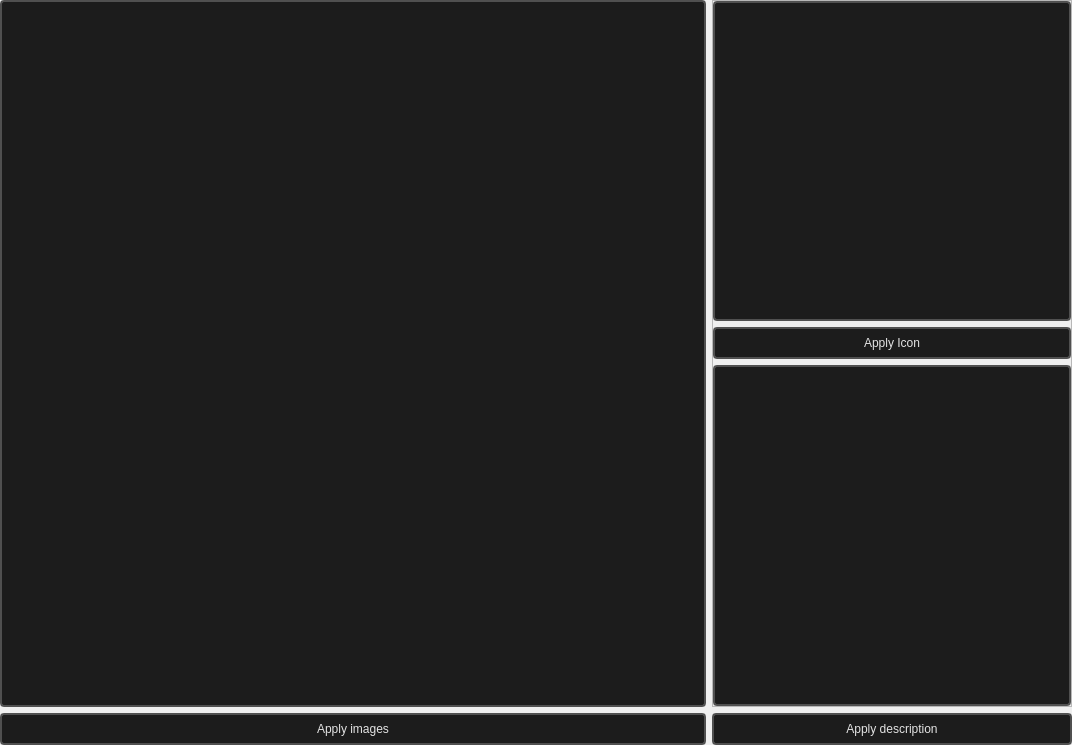
dertwist/Hammer5Tools, file loading_editor/loading_editor_mainwindow.ui: the form before one commit.
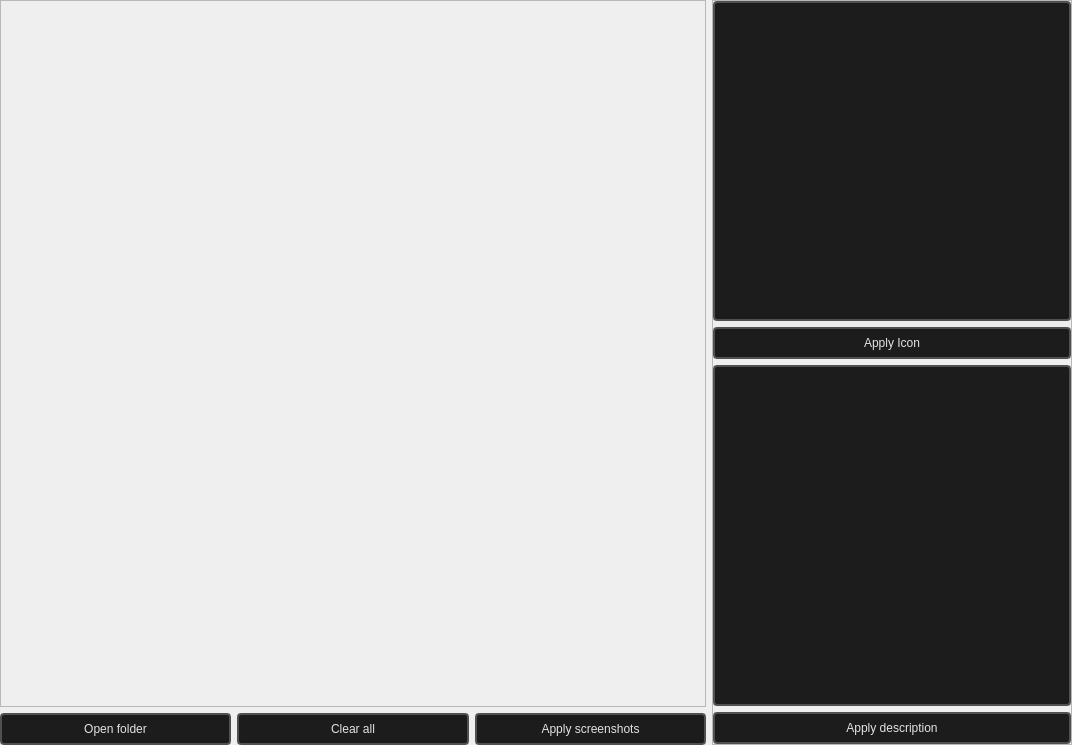
The form after the commit.

Diff of the .ui file:
```diff
--- a/loading_editor/loading_editor_mainwindow.ui
+++ b/loading_editor/loading_editor_mainwindow.ui
@@ -14,47 +14,36 @@
    <string>MainWindow</string>
   </property>
   <widget class="QWidget" name="centralwidget">
-   <layout class="QGridLayout" name="gridLayout">
-    <property name="leftMargin">
-     <number>0</number>
-    </property>
-    <property name="topMargin">
-     <number>0</number>
-    </property>
-    <property name="rightMargin">
-     <number>0</number>
-    </property>
-    <property name="bottomMargin">
-     <number>0</number>
-    </property>
-    <property name="spacing">
-     <number>6</number>
-    </property>
-    <item row="0" column="0">
-     <widget class="QFrame" name="Loading_editor_tab_images_import">
-      <property name="styleSheet">
-       <string notr="true">        font: 580 10pt &quot;Segoe UI&quot;;
-        border: 2px solid black;
-        border-radius: 4px;
-        border-color: rgba(80, 80, 80, 255);
-        height:18px;
-        padding-top: 2px;
-        padding-bottom:2px;
-        padding-left: 4px;
-        padding-right: 4px;
-        color: #E3E3E3;
-        background-color: #1C1C1C;</string>
-      </property>
-      <property name="frameShape">
-       <enum>QFrame::StyledPanel</enum>
-      </property>
-      <property name="frameShadow">
-       <enum>QFrame::Raised</enum>
-      </property>
       <layout class="QHBoxLayout" name="horizontalLayout_4">
        <property name="spacing">
+     <number>6</number>
+    </property>
+    <property name="leftMargin">
         <number>0</number>
        </property>
+    <property name="topMargin">
+     <number>0</number>
+    </property>
+    <property name="rightMargin">
+     <number>0</number>
+    </property>
+    <property name="bottomMargin">
+     <number>0</number>
+    </property>
+    <item>
+     <layout class="QVBoxLayout" name="verticalLayout">
+      <item>
+       <widget class="QFrame" name="explorer">
+        <property name="frameShape">
+         <enum>QFrame::StyledPanel</enum>
+        </property>
+        <property name="frameShadow">
+         <enum>QFrame::Raised</enum>
+        </property>
+        <layout class="QHBoxLayout" name="horizontalLayout_5">
+         <property name="spacing">
+          <number>0</number>
+         </property>
        <property name="leftMargin">
         <number>0</number>
        </property>
@@ -70,7 +59,190 @@
       </layout>
      </widget>
     </item>
-    <item row="0" column="1">
+      <item>
+       <layout class="QHBoxLayout" name="horizontalLayout_2">
+        <item>
+         <widget class="QPushButton" name="open_folder_button">
+          <property name="minimumSize">
+           <size>
+            <width>0</width>
+            <height>32</height>
+           </size>
+          </property>
+          <property name="toolTip">
+           <string>&lt;!DOCTYPE HTML PUBLIC &quot;-//W3C//DTD HTML 4.0//EN&quot; &quot;http://www.w3.org/TR/REC-html40/strict.dtd&quot;&gt;
+&lt;html&gt;&lt;head&gt;&lt;meta name=&quot;qrichtext&quot; content=&quot;1&quot; /&gt;&lt;meta charset=&quot;utf-8&quot; /&gt;&lt;style type=&quot;text/css&quot;&gt;
+p, li { white-space: pre-wrap; }
+hr { height: 1px; border-width: 0; }
+li.unchecked::marker { content: &quot;\2610&quot;; }
+li.checked::marker { content: &quot;\2612&quot;; }
+&lt;/style&gt;&lt;/head&gt;&lt;body style=&quot; font-family:'Segoe UI'; font-size:10pt; font-weight:580; font-style:normal;&quot;&gt;
+&lt;p style=&quot; margin-top:12px; margin-bottom:12px; margin-left:0px; margin-right:0px; -qt-block-indent:0; text-indent:0px;&quot;&gt;&lt;span style=&quot; font-size:11pt; font-weight:700;&quot;&gt;Apply images&lt;/span&gt;&lt;/p&gt;
+&lt;p style=&quot; margin-top:12px; margin-bottom:12px; margin-left:0px; margin-right:0px; -qt-block-indent:0; text-indent:0px;&quot;&gt;Applies all images above to the loading screen of the selected addon. &lt;/p&gt;
+&lt;p style=&quot; margin-top:12px; margin-bottom:12px; margin-left:0px; margin-right:0px; -qt-block-indent:0; text-indent:0px;&quot;&gt;Be careful: old images stored in &lt;span style=&quot; font-family:'Courier New';&quot;&gt;game\addons\%addon_name%\panorama\images\map_icons\screenshots\1080p\&lt;/span&gt; will be deleted.&lt;/p&gt;&lt;/body&gt;&lt;/html&gt;</string>
+          </property>
+          <property name="styleSheet">
+           <string notr="true">    QLabel {
+        font-family: Sergo UI;
+        color: #9D9D9D;
+    }
+
+    /* QPushButton default and hover styles */
+    QPushButton {
+
+        font: 580 10pt &quot;Segoe UI&quot;;
+        border: 2px solid black;
+        border-radius: 4px;
+        border-color: rgba(80, 80, 80, 255);
+        height:18px;
+        padding-top: 2px;
+        padding-bottom:2px;
+        padding-left: 4px;
+        padding-right: 4px;
+        color: #E3E3E3;
+        background-color: #1C1C1C;
+    }
+    QPushButton:hover {
+        background-color: #414956;
+        color: white;
+    }
+    QPushButton:pressed {
+        background-color: red;
+        background-color: #1C1C1C;
+        margin: 1 px;
+        margin-left: 2px;
+        margin-right: 2px;
+
+    }</string>
+          </property>
+          <property name="text">
+           <string>Open folder</string>
+          </property>
+         </widget>
+        </item>
+        <item>
+         <widget class="QPushButton" name="clear_all_button">
+          <property name="minimumSize">
+           <size>
+            <width>0</width>
+            <height>32</height>
+           </size>
+          </property>
+          <property name="toolTip">
+           <string>&lt;!DOCTYPE HTML PUBLIC &quot;-//W3C//DTD HTML 4.0//EN&quot; &quot;http://www.w3.org/TR/REC-html40/strict.dtd&quot;&gt;
+&lt;html&gt;&lt;head&gt;&lt;meta name=&quot;qrichtext&quot; content=&quot;1&quot; /&gt;&lt;meta charset=&quot;utf-8&quot; /&gt;&lt;style type=&quot;text/css&quot;&gt;
+p, li { white-space: pre-wrap; }
+hr { height: 1px; border-width: 0; }
+li.unchecked::marker { content: &quot;\2610&quot;; }
+li.checked::marker { content: &quot;\2612&quot;; }
+&lt;/style&gt;&lt;/head&gt;&lt;body style=&quot; font-family:'Segoe UI'; font-size:10pt; font-weight:580; font-style:normal;&quot;&gt;
+&lt;p style=&quot; margin-top:12px; margin-bottom:12px; margin-left:0px; margin-right:0px; -qt-block-indent:0; text-indent:0px;&quot;&gt;&lt;span style=&quot; font-size:11pt; font-weight:700;&quot;&gt;Apply images&lt;/span&gt;&lt;/p&gt;
+&lt;p style=&quot; margin-top:12px; margin-bottom:12px; margin-left:0px; margin-right:0px; -qt-block-indent:0; text-indent:0px;&quot;&gt;Applies all images above to the loading screen of the selected addon. &lt;/p&gt;
+&lt;p style=&quot; margin-top:12px; margin-bottom:12px; margin-left:0px; margin-right:0px; -qt-block-indent:0; text-indent:0px;&quot;&gt;Be careful: old images stored in &lt;span style=&quot; font-family:'Courier New';&quot;&gt;game\addons\%addon_name%\panorama\images\map_icons\screenshots\1080p\&lt;/span&gt; will be deleted.&lt;/p&gt;&lt;/body&gt;&lt;/html&gt;</string>
+          </property>
+          <property name="styleSheet">
+           <string notr="true">    QLabel {
+        font-family: Sergo UI;
+        color: #9D9D9D;
+    }
+
+    /* QPushButton default and hover styles */
+    QPushButton {
+
+        font: 580 10pt &quot;Segoe UI&quot;;
+        border: 2px solid black;
+        border-radius: 4px;
+        border-color: rgba(80, 80, 80, 255);
+        height:18px;
+        padding-top: 2px;
+        padding-bottom:2px;
+        padding-left: 4px;
+        padding-right: 4px;
+        color: #E3E3E3;
+        background-color: #1C1C1C;
+    }
+    QPushButton:hover {
+        background-color: #414956;
+        color: white;
+    }
+    QPushButton:pressed {
+        background-color: red;
+        background-color: #1C1C1C;
+        margin: 1 px;
+        margin-left: 2px;
+        margin-right: 2px;
+
+    }</string>
+          </property>
+          <property name="text">
+           <string>Clear all</string>
+          </property>
+         </widget>
+        </item>
+        <item>
+         <widget class="QPushButton" name="apply_screenshots_button">
+          <property name="minimumSize">
+           <size>
+            <width>0</width>
+            <height>32</height>
+           </size>
+          </property>
+          <property name="toolTip">
+           <string>&lt;!DOCTYPE HTML PUBLIC &quot;-//W3C//DTD HTML 4.0//EN&quot; &quot;http://www.w3.org/TR/REC-html40/strict.dtd&quot;&gt;
+&lt;html&gt;&lt;head&gt;&lt;meta name=&quot;qrichtext&quot; content=&quot;1&quot; /&gt;&lt;meta charset=&quot;utf-8&quot; /&gt;&lt;style type=&quot;text/css&quot;&gt;
+p, li { white-space: pre-wrap; }
+hr { height: 1px; border-width: 0; }
+li.unchecked::marker { content: &quot;\2610&quot;; }
+li.checked::marker { content: &quot;\2612&quot;; }
+&lt;/style&gt;&lt;/head&gt;&lt;body style=&quot; font-family:'Segoe UI'; font-size:10pt; font-weight:580; font-style:normal;&quot;&gt;
+&lt;p style=&quot; margin-top:12px; margin-bottom:12px; margin-left:0px; margin-right:0px; -qt-block-indent:0; text-indent:0px;&quot;&gt;&lt;span style=&quot; font-size:11pt; font-weight:700;&quot;&gt;Apply images&lt;/span&gt;&lt;/p&gt;
+&lt;p style=&quot; margin-top:12px; margin-bottom:12px; margin-left:0px; margin-right:0px; -qt-block-indent:0; text-indent:0px;&quot;&gt;Applies all images above to the loading screen of the selected addon. &lt;/p&gt;
+&lt;p style=&quot; margin-top:12px; margin-bottom:12px; margin-left:0px; margin-right:0px; -qt-block-indent:0; text-indent:0px;&quot;&gt;Be careful: old images stored in &lt;span style=&quot; font-family:'Courier New';&quot;&gt;game\addons\%addon_name%\panorama\images\map_icons\screenshots\1080p\&lt;/span&gt; will be deleted.&lt;/p&gt;&lt;/body&gt;&lt;/html&gt;</string>
+          </property>
+          <property name="styleSheet">
+           <string notr="true">    QLabel {
+        font-family: Sergo UI;
+        color: #9D9D9D;
+    }
+
+    /* QPushButton default and hover styles */
+    QPushButton {
+
+        font: 580 10pt &quot;Segoe UI&quot;;
+        border: 2px solid black;
+        border-radius: 4px;
+        border-color: rgba(80, 80, 80, 255);
+        height:18px;
+        padding-top: 2px;
+        padding-bottom:2px;
+        padding-left: 4px;
+        padding-right: 4px;
+        color: #E3E3E3;
+        background-color: #1C1C1C;
+    }
+    QPushButton:hover {
+        background-color: #414956;
+        color: white;
+    }
+    QPushButton:pressed {
+        background-color: red;
+        background-color: #1C1C1C;
+        margin: 1 px;
+        margin-left: 2px;
+        margin-right: 2px;
+
+    }</string>
+          </property>
+          <property name="text">
+           <string>Apply screenshots</string>
+          </property>
+         </widget>
+        </item>
+       </layout>
+      </item>
+     </layout>
+    </item>
+    <item>
      <widget class="QFrame" name="frame_2">
       <property name="maximumSize">
        <size>
@@ -261,69 +433,7 @@
          </property>
         </widget>
        </item>
-      </layout>
-     </widget>
-    </item>
-    <item row="1" column="0">
-     <widget class="QPushButton" name="apply_images_button">
-      <property name="minimumSize">
-       <size>
-        <width>0</width>
-        <height>32</height>
-       </size>
-      </property>
-      <property name="toolTip">
-       <string>&lt;!DOCTYPE HTML PUBLIC &quot;-//W3C//DTD HTML 4.0//EN&quot; &quot;http://www.w3.org/TR/REC-html40/strict.dtd&quot;&gt;
-&lt;html&gt;&lt;head&gt;&lt;meta name=&quot;qrichtext&quot; content=&quot;1&quot; /&gt;&lt;meta charset=&quot;utf-8&quot; /&gt;&lt;style type=&quot;text/css&quot;&gt;
-p, li { white-space: pre-wrap; }
-hr { height: 1px; border-width: 0; }
-li.unchecked::marker { content: &quot;\2610&quot;; }
-li.checked::marker { content: &quot;\2612&quot;; }
-&lt;/style&gt;&lt;/head&gt;&lt;body style=&quot; font-family:'Segoe UI'; font-size:10pt; font-weight:580; font-style:normal;&quot;&gt;
-&lt;p style=&quot; margin-top:12px; margin-bottom:12px; margin-left:0px; margin-right:0px; -qt-block-indent:0; text-indent:0px;&quot;&gt;&lt;span style=&quot; font-size:11pt; font-weight:700;&quot;&gt;Apply images&lt;/span&gt;&lt;/p&gt;
-&lt;p style=&quot; margin-top:12px; margin-bottom:12px; margin-left:0px; margin-right:0px; -qt-block-indent:0; text-indent:0px;&quot;&gt;Applies all images above to the loading screen of the selected addon. &lt;/p&gt;
-&lt;p style=&quot; margin-top:12px; margin-bottom:12px; margin-left:0px; margin-right:0px; -qt-block-indent:0; text-indent:0px;&quot;&gt;Be careful: old images stored in &lt;span style=&quot; font-family:'Courier New';&quot;&gt;game\addons\%addon_name%\panorama\images\map_icons\screenshots\1080p\&lt;/span&gt; will be deleted.&lt;/p&gt;&lt;/body&gt;&lt;/html&gt;</string>
-      </property>
-      <property name="styleSheet">
-       <string notr="true">    QLabel {
-        font-family: Sergo UI;
-        color: #9D9D9D;
-    }
-
-    /* QPushButton default and hover styles */
-    QPushButton {
-
-        font: 580 10pt &quot;Segoe UI&quot;;
-        border: 2px solid black;
-        border-radius: 4px;
-        border-color: rgba(80, 80, 80, 255);
-        height:18px;
-        padding-top: 2px;
-        padding-bottom:2px;
-        padding-left: 4px;
-        padding-right: 4px;
-        color: #E3E3E3;
-        background-color: #1C1C1C;
-    }
-    QPushButton:hover {
-        background-color: #414956;
-        color: white;
-    }
-    QPushButton:pressed {
-        background-color: red;
-        background-color: #1C1C1C;
-        margin: 1 px;
-        margin-left: 2px;
-        margin-right: 2px;
-
-    }</string>
-      </property>
-      <property name="text">
-       <string>Apply images</string>
-      </property>
-     </widget>
-    </item>
-    <item row="1" column="1">
+       <item>
      <widget class="QPushButton" name="apply_description_button">
       <property name="minimumSize">
        <size>
@@ -368,6 +478,9 @@
       <property name="text">
        <string>Apply description</string>
       </property>
+        </widget>
+       </item>
+      </layout>
      </widget>
     </item>
    </layout>
```
Lines whose indentation alone changed are shown as unchanged.
